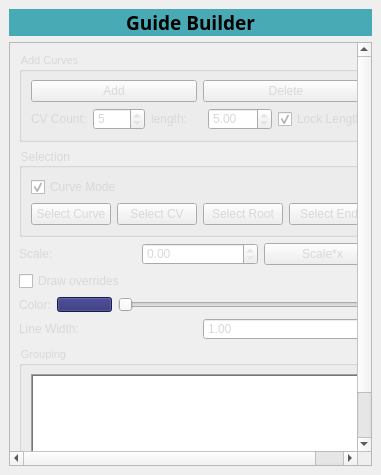
Above: maya/curve_at_click_utility/curve_ui.ui from devRND-ess/Python before the change. Below: the same form after it.
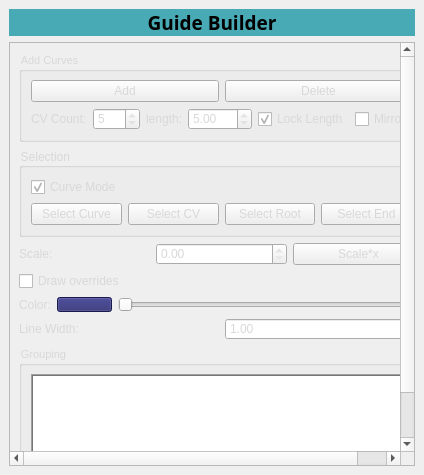
That is the form after the change.

```diff
--- a/maya/curve_at_click_utility/curve_ui.ui
+++ b/maya/curve_at_click_utility/curve_ui.ui
@@ -6,7 +6,7 @@
    <rect>
     <x>0</x>
     <y>0</y>
-    <width>381</width>
+    <width>424</width>
     <height>475</height>
    </rect>
   </property>
@@ -67,9 +67,9 @@
        <property name="geometry">
         <rect>
          <x>0</x>
-         <y>-41</y>
-         <width>356</width>
-         <height>448</height>
+         <y>0</y>
+         <width>387</width>
+         <height>452</height>
         </rect>
        </property>
        <layout class="QVBoxLayout" name="verticalLayout_3">
@@ -166,6 +166,13 @@
                </property>
               </widget>
              </item>
+             <item>
+              <widget class="QCheckBox" name="checkBox">
+               <property name="text">
+                <string>Mirror</string>
+               </property>
+              </widget>
+             </item>
             </layout>
            </item>
           </layout>
```
